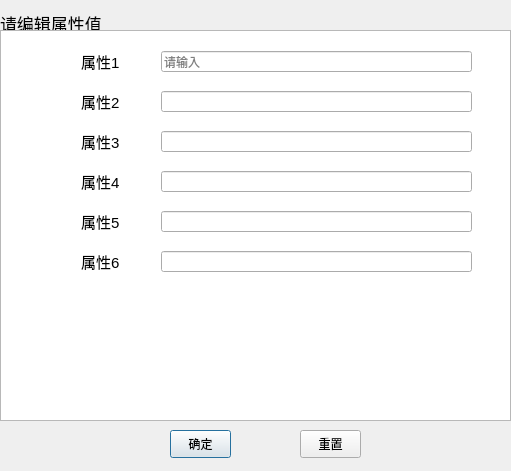
First picture: the form in static/UI/edit.ui, repository Wangzh321/test_UI, before the edit.
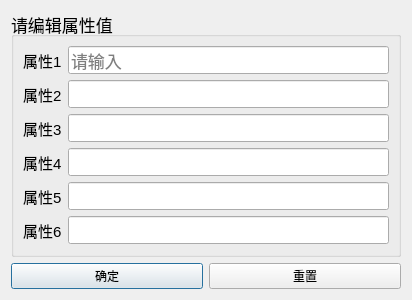
Second picture: the form after the edit. Icons and pictures are not drawn.

Patch:
```diff
--- a/static/UI/edit.ui
+++ b/static/UI/edit.ui
@@ -6,8 +6,8 @@
    <rect>
     <x>0</x>
     <y>0</y>
-    <width>511</width>
-    <height>471</height>
+    <width>412</width>
+    <height>300</height>
    </rect>
   </property>
   <property name="windowTitle">
@@ -20,41 +20,9 @@
   <property name="windowOpacity">
    <double>0.900000000000000</double>
   </property>
-  <widget class="QPushButton" name="pushButton">
-   <property name="geometry">
-    <rect>
-     <x>170</x>
-     <y>430</y>
-     <width>61</width>
-     <height>28</height>
-    </rect>
-   </property>
-   <property name="text">
-    <string>确定</string>
-   </property>
-  </widget>
-  <widget class="QPushButton" name="pushButton_2">
-   <property name="geometry">
-    <rect>
-     <x>300</x>
-     <y>430</y>
-     <width>61</width>
-     <height>28</height>
-    </rect>
-   </property>
-   <property name="text">
-    <string>重置</string>
-   </property>
-  </widget>
+  <layout class="QVBoxLayout" name="verticalLayout_2">
+   <item>
   <widget class="QGroupBox" name="groupBox">
-   <property name="geometry">
-    <rect>
-     <x>0</x>
-     <y>10</y>
-     <width>511</width>
-     <height>411</height>
-    </rect>
-   </property>
    <property name="font">
     <font>
      <pointsize>13</pointsize>
@@ -63,44 +31,13 @@
    <property name="title">
     <string>请编辑属性值</string>
    </property>
-   <widget class="QScrollArea" name="scrollArea">
-    <property name="geometry">
-     <rect>
-      <x>0</x>
-      <y>20</y>
-      <width>511</width>
-      <height>391</height>
-     </rect>
-    </property>
-    <property name="font">
-     <font>
-      <pointsize>11</pointsize>
-     </font>
-    </property>
-    <property name="widgetResizable">
-     <bool>true</bool>
-    </property>
-    <widget class="QWidget" name="scrollAreaWidgetContents">
-     <property name="geometry">
-      <rect>
-       <x>0</x>
-       <y>0</y>
-       <width>509</width>
-       <height>389</height>
-      </rect>
-     </property>
-     <property name="styleSheet">
-      <string notr="true">#scrollAreaWidgetContents{background-color:rgb(255, 255, 255);}</string>
-     </property>
+     <layout class="QHBoxLayout" name="horizontalLayout_7">
+      <item>
+       <layout class="QVBoxLayout" name="verticalLayout">
+        <item>
+         <layout class="QHBoxLayout" name="horizontalLayout">
+          <item>
      <widget class="QLabel" name="label">
-      <property name="geometry">
-       <rect>
-        <x>80</x>
-        <y>20</y>
-        <width>51</width>
-        <height>21</height>
-       </rect>
-      </property>
       <property name="font">
        <font>
         <pointsize>11</pointsize>
@@ -110,15 +47,9 @@
        <string>属性1</string>
       </property>
      </widget>
+          </item>
+          <item>
      <widget class="QLineEdit" name="lineEdit">
-      <property name="geometry">
-       <rect>
-        <x>160</x>
-        <y>20</y>
-        <width>311</width>
-        <height>21</height>
-       </rect>
-      </property>
       <property name="inputMask">
        <string extracomment="请输入"/>
       </property>
@@ -132,15 +63,13 @@
        <string>请输入</string>
       </property>
      </widget>
+          </item>
+         </layout>
+        </item>
+        <item>
+         <layout class="QHBoxLayout" name="horizontalLayout_2">
+          <item>
      <widget class="QLabel" name="label_3">
-      <property name="geometry">
-       <rect>
-        <x>80</x>
-        <y>60</y>
-        <width>51</width>
-        <height>21</height>
-       </rect>
-      </property>
       <property name="font">
        <font>
         <pointsize>11</pointsize>
@@ -150,25 +79,16 @@
        <string>属性2</string>
       </property>
      </widget>
-     <widget class="QLineEdit" name="lineEdit_3">
-      <property name="geometry">
-       <rect>
-        <x>160</x>
-        <y>60</y>
-        <width>311</width>
-        <height>21</height>
-       </rect>
-      </property>
-     </widget>
+          </item>
+          <item>
+           <widget class="QLineEdit" name="lineEdit_3"/>
+          </item>
+         </layout>
+        </item>
+        <item>
+         <layout class="QHBoxLayout" name="horizontalLayout_3">
+          <item>
      <widget class="QLabel" name="label_4">
-      <property name="geometry">
-       <rect>
-        <x>80</x>
-        <y>100</y>
-        <width>51</width>
-        <height>21</height>
-       </rect>
-      </property>
       <property name="font">
        <font>
         <pointsize>11</pointsize>
@@ -178,53 +98,16 @@
        <string>属性3</string>
       </property>
      </widget>
-     <widget class="QLineEdit" name="lineEdit_4">
-      <property name="geometry">
-       <rect>
-        <x>160</x>
-        <y>100</y>
-        <width>311</width>
-        <height>21</height>
-       </rect>
-      </property>
-     </widget>
-     <widget class="QLineEdit" name="lineEdit_8">
-      <property name="geometry">
-       <rect>
-        <x>160</x>
-        <y>220</y>
-        <width>311</width>
-        <height>21</height>
-       </rect>
-      </property>
-     </widget>
-     <widget class="QLabel" name="label_8">
-      <property name="geometry">
-       <rect>
-        <x>80</x>
-        <y>180</y>
-        <width>51</width>
-        <height>21</height>
-       </rect>
-      </property>
-      <property name="font">
-       <font>
-        <pointsize>11</pointsize>
-       </font>
-      </property>
-      <property name="text">
-       <string>属性5</string>
-      </property>
-     </widget>
+          </item>
+          <item>
+           <widget class="QLineEdit" name="lineEdit_4"/>
+          </item>
+         </layout>
+        </item>
+        <item>
+         <layout class="QHBoxLayout" name="horizontalLayout_4">
+          <item>
      <widget class="QLabel" name="label_9">
-      <property name="geometry">
-       <rect>
-        <x>80</x>
-        <y>140</y>
-        <width>51</width>
-        <height>21</height>
-       </rect>
-      </property>
       <property name="font">
        <font>
         <pointsize>11</pointsize>
@@ -234,15 +117,35 @@
        <string>属性4</string>
       </property>
      </widget>
+          </item>
+          <item>
+           <widget class="QLineEdit" name="lineEdit_9"/>
+          </item>
+         </layout>
+        </item>
+        <item>
+         <layout class="QHBoxLayout" name="horizontalLayout_5">
+          <item>
+           <widget class="QLabel" name="label_8">
+            <property name="font">
+             <font>
+              <pointsize>11</pointsize>
+             </font>
+            </property>
+            <property name="text">
+             <string>属性5</string>
+            </property>
+           </widget>
+          </item>
+          <item>
+           <widget class="QLineEdit" name="lineEdit_10"/>
+          </item>
+         </layout>
+        </item>
+        <item>
+         <layout class="QHBoxLayout" name="horizontalLayout_6">
+          <item>
      <widget class="QLabel" name="label_10">
-      <property name="geometry">
-       <rect>
-        <x>80</x>
-        <y>220</y>
-        <width>51</width>
-        <height>21</height>
-       </rect>
-      </property>
       <property name="font">
        <font>
         <pointsize>11</pointsize>
@@ -252,29 +155,36 @@
        <string>属性6</string>
       </property>
      </widget>
-     <widget class="QLineEdit" name="lineEdit_9">
-      <property name="geometry">
-       <rect>
-        <x>160</x>
-        <y>140</y>
-        <width>311</width>
-        <height>21</height>
-       </rect>
-      </property>
-     </widget>
-     <widget class="QLineEdit" name="lineEdit_10">
-      <property name="geometry">
-       <rect>
-        <x>160</x>
-        <y>180</y>
-        <width>311</width>
-        <height>21</height>
-       </rect>
-      </property>
-     </widget>
-    </widget>
-   </widget>
-  </widget>
+          </item>
+          <item>
+           <widget class="QLineEdit" name="lineEdit_8"/>
+          </item>
+         </layout>
+        </item>
+       </layout>
+      </item>
+     </layout>
+    </widget>
+   </item>
+   <item>
+    <layout class="QHBoxLayout" name="horizontalLayout_8">
+     <item>
+      <widget class="QPushButton" name="pushButton">
+       <property name="text">
+        <string>确定</string>
+       </property>
+      </widget>
+     </item>
+     <item>
+      <widget class="QPushButton" name="pushButton_2">
+       <property name="text">
+        <string>重置</string>
+       </property>
+      </widget>
+     </item>
+    </layout>
+   </item>
+  </layout>
  </widget>
  <resources/>
  <connections/>
```
Lines whose indentation alone changed are shown as unchanged.
